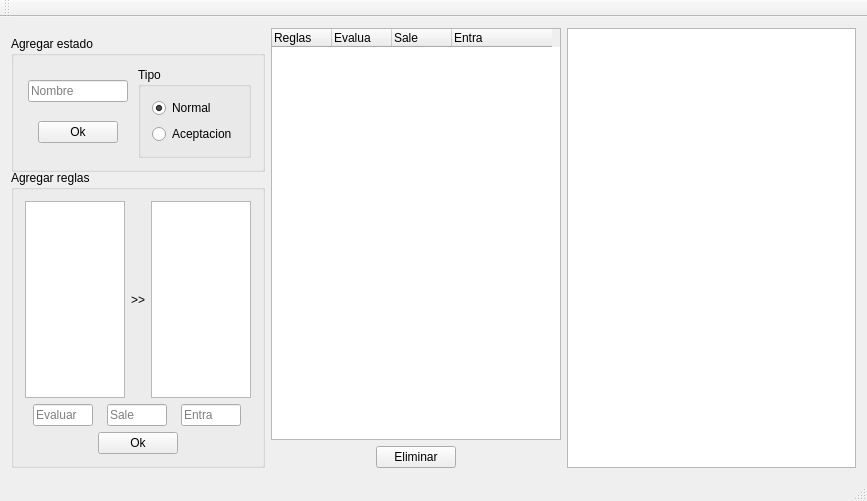
Above: mainwindow.ui from betax96/automata-de-pila before the change. Below: the same form after it.
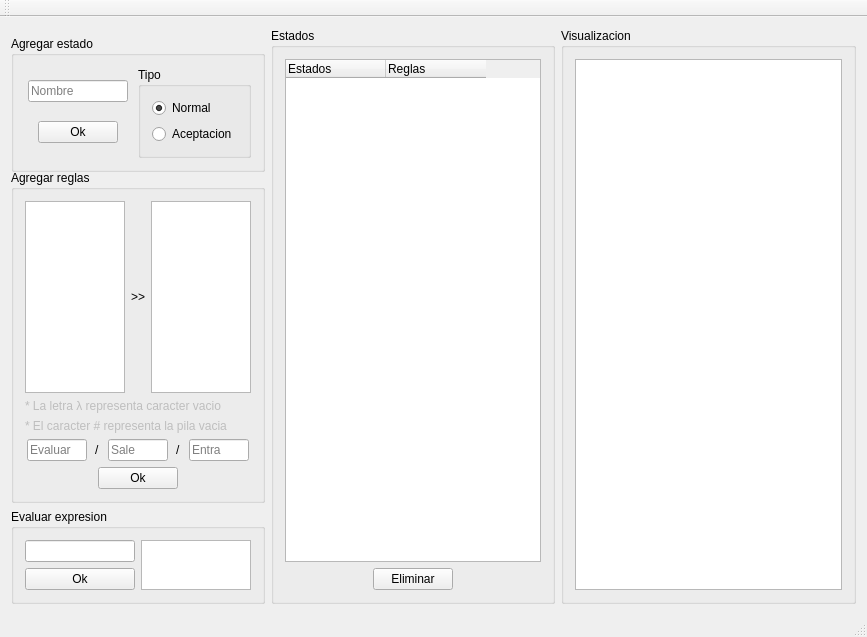
That is the form after the change.

Diff of the .ui file:
```diff
--- a/mainwindow.ui
+++ b/mainwindow.ui
@@ -179,6 +179,26 @@
              </item>
             </layout>
            </item>
+           <item>
+            <widget class="QLabel" name="label_4">
+             <property name="enabled">
+              <bool>false</bool>
+             </property>
+             <property name="text">
+              <string>* La letra λ representa caracter vacio</string>
+             </property>
+            </widget>
+           </item>
+           <item>
+            <widget class="QLabel" name="label_5">
+             <property name="enabled">
+              <bool>false</bool>
+             </property>
+             <property name="text">
+              <string>* El caracter # representa la pila vacia</string>
+             </property>
+            </widget>
+           </item>
            <item>
             <layout class="QHBoxLayout" name="horizontalLayout">
              <item>
@@ -206,6 +226,19 @@
                </property>
               </widget>
              </item>
+             <item>
+              <widget class="QLabel" name="label_2">
+               <property name="sizePolicy">
+                <sizepolicy hsizetype="Fixed" vsizetype="Preferred">
+                 <horstretch>0</horstretch>
+                 <verstretch>0</verstretch>
+                </sizepolicy>
+               </property>
+               <property name="text">
+                <string>/</string>
+               </property>
+              </widget>
+             </item>
              <item>
               <widget class="QLineEdit" name="lSale">
                <property name="sizePolicy">
@@ -228,6 +261,19 @@
                </property>
               </widget>
              </item>
+             <item>
+              <widget class="QLabel" name="label_3">
+               <property name="sizePolicy">
+                <sizepolicy hsizetype="Fixed" vsizetype="Preferred">
+                 <horstretch>0</horstretch>
+                 <verstretch>0</verstretch>
+                </sizepolicy>
+               </property>
+               <property name="text">
+                <string>/</string>
+               </property>
+              </widget>
+             </item>
              <item>
               <widget class="QLineEdit" name="lEntra">
                <property name="sizePolicy">
@@ -271,14 +317,76 @@
           </layout>
          </widget>
         </item>
+        <item>
+         <widget class="QGroupBox" name="groupBox_4">
+          <property name="title">
+           <string>Evaluar expresion</string>
+          </property>
+          <layout class="QHBoxLayout" name="horizontalLayout_6">
+           <item>
+            <layout class="QVBoxLayout" name="verticalLayout_9">
+             <item>
+              <widget class="QLineEdit" name="lineEdit_2">
+               <property name="sizePolicy">
+                <sizepolicy hsizetype="Minimum" vsizetype="Fixed">
+                 <horstretch>0</horstretch>
+                 <verstretch>0</verstretch>
+                </sizepolicy>
+               </property>
+              </widget>
+             </item>
+             <item>
+              <widget class="QPushButton" name="bEvaluar">
+               <property name="text">
+                <string>Ok</string>
+               </property>
+              </widget>
+             </item>
+            </layout>
+           </item>
+           <item>
+            <layout class="QVBoxLayout" name="verticalLayout_12">
+             <item>
+              <widget class="QGraphicsView" name="graphicsView">
+               <property name="sizePolicy">
+                <sizepolicy hsizetype="Ignored" vsizetype="Ignored">
+                 <horstretch>0</horstretch>
+                 <verstretch>0</verstretch>
+                </sizepolicy>
+               </property>
+               <property name="maximumSize">
+                <size>
+                 <width>16777215</width>
+                 <height>16777215</height>
+                </size>
+               </property>
+              </widget>
+             </item>
+            </layout>
+           </item>
+          </layout>
+         </widget>
+        </item>
        </layout>
       </item>
       <item>
        <layout class="QVBoxLayout" name="verticalLayout_2">
         <item>
+         <widget class="QGroupBox" name="groupBox_5">
+          <property name="title">
+           <string>Estados</string>
+          </property>
+          <layout class="QVBoxLayout" name="verticalLayout_13">
+           <item>
          <layout class="QVBoxLayout" name="verticalLayout_8">
           <item>
            <widget class="QTreeWidget" name="treeWidget">
+               <property name="sizePolicy">
+                <sizepolicy hsizetype="Fixed" vsizetype="Expanding">
+                 <horstretch>0</horstretch>
+                 <verstretch>0</verstretch>
+                </sizepolicy>
+               </property>
             <property name="indentation">
              <number>20</number>
             </property>
@@ -286,7 +394,7 @@
              <bool>false</bool>
             </attribute>
             <attribute name="headerDefaultSectionSize">
-             <number>60</number>
+                <number>100</number>
             </attribute>
             <attribute name="headerMinimumSectionSize">
              <number>40</number>
@@ -294,26 +402,16 @@
             <attribute name="headerStretchLastSection">
              <bool>false</bool>
             </attribute>
+               <column>
+                <property name="text">
+                 <string>Estados</string>
+                </property>
+               </column>
             <column>
              <property name="text">
               <string>Reglas</string>
              </property>
             </column>
-            <column>
-             <property name="text">
-              <string>Evalua</string>
-             </property>
-            </column>
-            <column>
-             <property name="text">
-              <string>Sale</string>
-             </property>
-            </column>
-            <column>
-             <property name="text">
-              <string>Entra</string>
-             </property>
-            </column>
            </widget>
           </item>
           <item alignment="Qt::AlignHCenter">
@@ -332,11 +430,23 @@
          </layout>
         </item>
        </layout>
+         </widget>
+        </item>
+       </layout>
       </item>
       <item>
        <layout class="QVBoxLayout" name="verticalLayout">
         <item>
+         <widget class="QGroupBox" name="groupBox_6">
+          <property name="title">
+           <string>Visualizacion</string>
+          </property>
+          <layout class="QVBoxLayout" name="verticalLayout_14">
+           <item>
          <widget class="QTextBrowser" name="textBrowser"/>
+           </item>
+          </layout>
+         </widget>
         </item>
        </layout>
       </item>
```
Left out of the diff: 2 changed lines with no effect on the pictures. Lines whose indentation alone changed are shown as unchanged.
